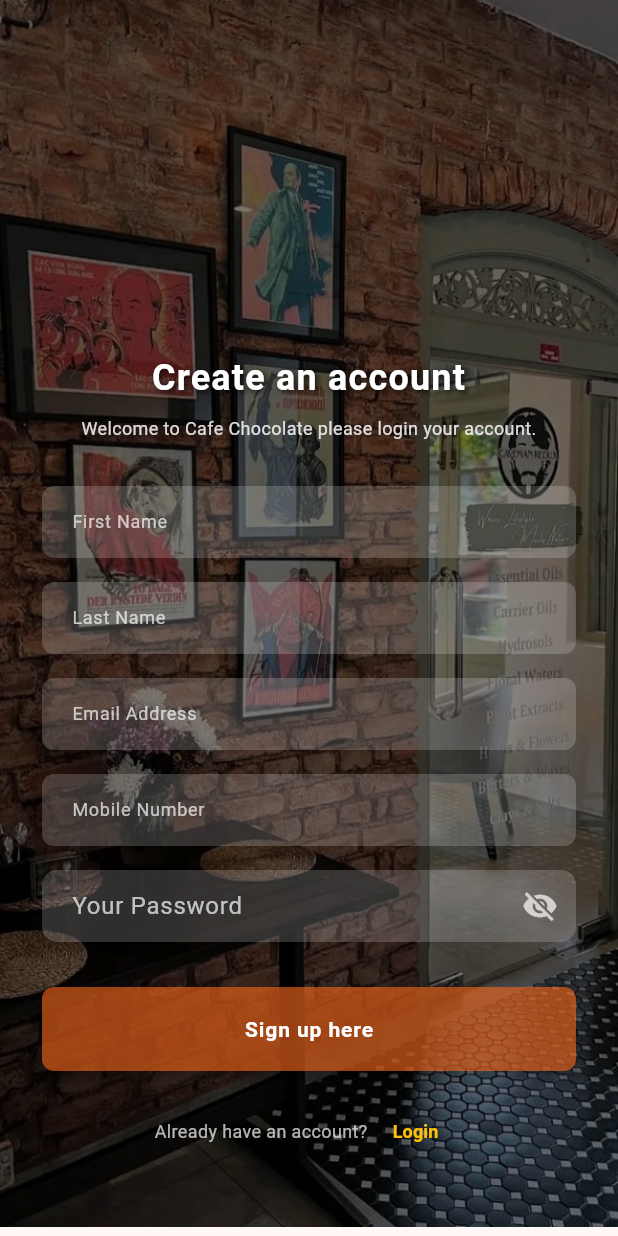
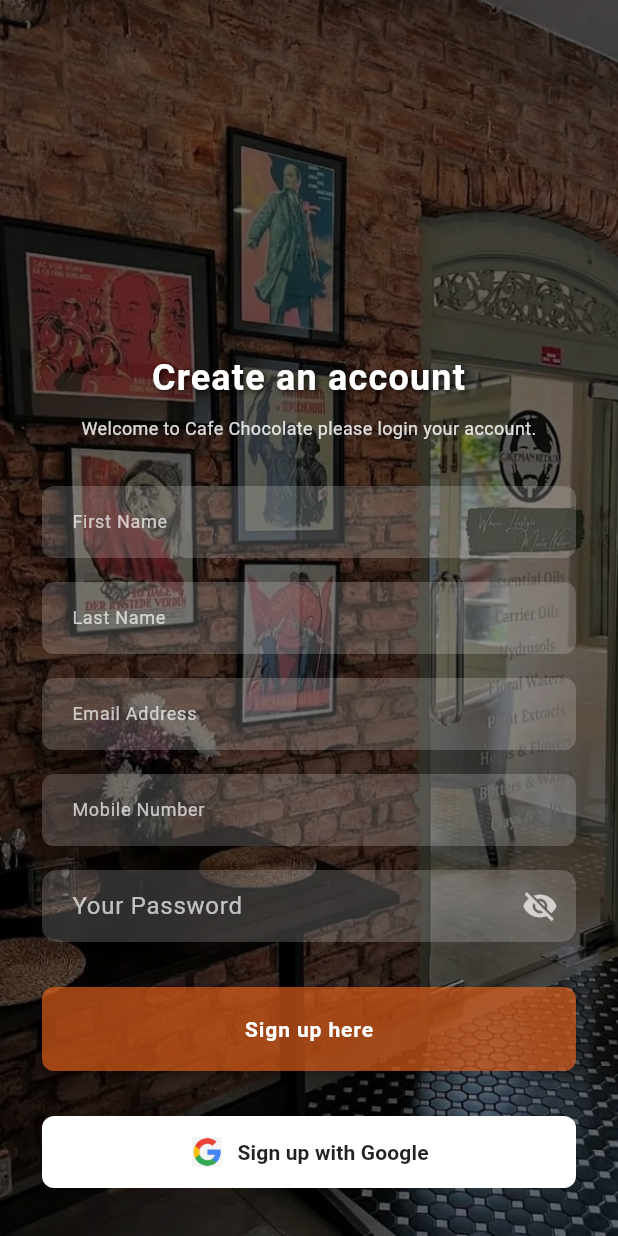
Before and after one commit to hima1222/chocolate-clicks-mobile-app, a Flutter app: the LoginScreen screen opened by its route, after a tap on "LOGIN", after a tap on "Sign up here", on a phone screen of 412 x 824 dp. Run offline on Flutter 3.47's test engine with Material 3 defaults, Android fonts, the phone set to English and light mode, and no system bars; our stand-ins replace google_sign_in, shared_preferences; accounts and stored records are empty.

Commit message:
Add Google sign-in (backend verification + Flutter login/register buttons)

```diff
--- a/frontend/lib/screens/login_screen.dart
+++ b/frontend/lib/screens/login_screen.dart
@@ -35,6 +35,34 @@
         emailOrUsername: _usernameController.text.trim(),
         password: _passwordController.text,
       );
+      if (!mounted) return;
+      if (resp.success) {
+        Navigator.pushReplacementNamed(context, '/welcome_profile');
+      } else {
+        ScaffoldMessenger.of(
+          context,
+        ).showSnackBar(SnackBar(content: Text(resp.message)));
+      }
+    } catch (e) {
+      if (!mounted) return;
+      ScaffoldMessenger.of(context).showSnackBar(
+        SnackBar(
+          content: Text(
+            e is AuthException
+                ? e.message
+                : 'Unable to complete the request. Please try again.',
+          ),
+        ),
+      );
+    } finally {
+      if (mounted) setState(() => _loading = false);
+    }
+  }
+
+  Future<void> _googleSignIn() async {
+    setState(() => _loading = true);
+    try {
+      final resp = await _auth.loginWithGoogle();
       if (!mounted) return;
       if (resp.success) {
         Navigator.pushReplacementNamed(context, '/welcome_profile');
@@ -221,7 +249,7 @@
                               Navigator.push(
                                 context,
                                 MaterialPageRoute(
-                                  builder: (_) => const ForgotPasswordScreen()
+                                  builder: (_) => const ForgotPasswordScreen(),
                                 ),
                               );
                             },
@@ -274,6 +302,45 @@
                                   ),
                                 ),
                         ),
+
+                        const SizedBox(height: 12),
+
+                        // Google Sign-In Button
+                        OutlinedButton.icon(
+                          style: OutlinedButton.styleFrom(
+                            backgroundColor: Colors.white,
+                            foregroundColor: Colors.black87,
+                            side: BorderSide.none,
+                            padding: const EdgeInsets.symmetric(
+                              vertical: 6,
+                              horizontal: 16,
+                            ),
+                            minimumSize: const Size(0, 48),
+                            shape: RoundedRectangleBorder(
+                              borderRadius: BorderRadius.circular(8),
+                            ),
+                          ),
+                          onPressed: _loading ? null : _googleSignIn,
+                          icon: SizedBox(
+                            width: 24,
+                            height: 24,
+                            child: Padding(
+                              padding: const EdgeInsets.all(2),
+                              child: Image.asset(
+                                'assets/images/GL.png',
+                                fit: BoxFit.contain,
+                              ),
+                            ),
+                          ),
+                          label: const Text(
+                            "Continue with Google",
+                            style: TextStyle(
+                              fontSize: 14,
+                              fontWeight: FontWeight.w600,
+                              fontFamily: 'Roboto',
+                            ),
+                          ),
+                        ),
                       ],
                     ),
                   ),
--- a/frontend/lib/screens/register_screen.dart
+++ b/frontend/lib/screens/register_screen.dart
@@ -43,6 +43,36 @@
         phone: _mobileController.text.trim(),
         password: _passwordController.text,
       );
+      if (!mounted) return;
+      if (response.success) {
+        Navigator.pushReplacementNamed(context, '/welcome_profile');
+      } else {
+        ScaffoldMessenger.of(
+          context,
+        ).showSnackBar(SnackBar(content: Text(response.message)));
+      }
+    } catch (e) {
+      if (!mounted) return;
+      ScaffoldMessenger.of(context).showSnackBar(
+        SnackBar(
+          content: Text(
+            e is AuthException
+                ? e.message
+                : 'Unable to complete the request. Please try again.',
+          ),
+        ),
+      );
+    } finally {
+      if (mounted) setState(() => _loading = false);
+    }
+  }
+
+  /// Sign up (or log in) with Google. The backend creates the account
+  /// if it doesn't exist yet, so this works as sign-up and sign-in.
+  Future<void> _googleSignUp() async {
+    setState(() => _loading = true);
+    try {
+      final response = await AuthService().loginWithGoogle();
       if (!mounted) return;
       if (response.success) {
         Navigator.pushReplacementNamed(context, '/welcome_profile');
@@ -251,6 +281,44 @@
                       ),
                     ),
 
+                    const SizedBox(height: 30),
+                    // Google Sign-Up Button
+                    OutlinedButton.icon(
+                      style: OutlinedButton.styleFrom(
+                        backgroundColor: Colors.white,
+                        foregroundColor: Colors.black87,
+                        side: BorderSide.none,
+                        padding: const EdgeInsets.symmetric(
+                          vertical: 6,
+                          horizontal: 16,
+                        ),
+                        minimumSize: const Size(0, 48),
+                        shape: RoundedRectangleBorder(
+                          borderRadius: BorderRadius.circular(8),
+                        ),
+                      ),
+                      onPressed: _loading ? null : _googleSignUp,
+                      icon: SizedBox(
+                        width: 24,
+                        height: 24,
+                        child: Padding(
+                          padding: const EdgeInsets.all(2),
+                          child: Image.asset(
+                            'assets/images/GL.png',
+                            fit: BoxFit.contain,
+                          ),
+                        ),
+                      ),
+                      label: const Text(
+                        "Sign up with Google",
+                        style: TextStyle(
+                          fontSize: 14,
+                          fontWeight: FontWeight.w600,
+                          fontFamily: 'Roboto',
+                        ),
+                      ),
+                    ),
+
                     const SizedBox(height: 16),
                     Wrap(
                       alignment: WrapAlignment.center,
--- a/frontend/lib/services/api_client.dart
+++ b/frontend/lib/services/api_client.dart
@@ -1,5 +1,6 @@
 import 'package:http/http.dart' as http;
 import 'dart:convert';
+import 'package:flutter/foundation.dart';
 import 'package:chocolate_clicks/models/user_model.dart';
 import 'package:chocolate_clicks/services/storage_service.dart';
 
@@ -33,9 +34,14 @@
   factory ApiClient() => _instance;
   ApiClient._internal();
 
-  // static const String baseUrl = 'http://10.0.2.2:5000/api'; // Android emulator
-  static const String baseUrl =
-      'http://localhost:5000/api'; // Web/iOS simulator
+static String get baseUrl {
+  if (kIsWeb) return 'http://localhost:5000/api'; // browser
+  if (defaultTargetPlatform == TargetPlatform.android) {
+  return 'http://10.0.2.2:5000/api'; // Android emulator
+  }
+  return 'http://localhost:5000/api'; // iOS simulator / desktop
+}
+
   static const Duration timeout = Duration(seconds: 30);
 
   /// Generic GET request
--- a/frontend/lib/services/auth_service.dart
+++ b/frontend/lib/services/auth_service.dart
@@ -2,6 +2,8 @@
 import 'package:chocolate_clicks/services/api_client.dart';
 import 'package:chocolate_clicks/services/storage_service.dart';
 import 'package:flutter/foundation.dart';
+import 'package:google_sign_in/google_sign_in.dart';
+
 /// Service for handling authentication operations
 /// This is a complete authentication service that manages login, signup, and user sessions
 class AuthService {
@@ -16,6 +18,11 @@
     _session = SessionManager();
     _storage = StorageService();
   }
+
+  // Use the WEB client ID from Google Cloud (not the Android one)
+  static const String _googleWebClientId =
+      '86612520610-58lvicvbj3o954p46egc7cgpm97ku4t1.apps.googleusercontent.com';
+  static bool _googleReady = false;
 
   late SessionManager _session;
   late StorageService _storage;
@@ -79,6 +86,78 @@
             ? e.message
             : 'Unable to sign in. Check your connection and try again.',
         code: 'LOGIN_FAILED',
+      );
+    }
+  }
+
+  /// Sign in (or sign up) with a Google account
+  /// Gets an ID token from Google, sends it to the backend, and stores
+  /// the backend's own JWT the same way a normal login does
+  Future<AuthResponse> loginWithGoogle() async {
+    try {
+      if (!_googleReady) {
+        await GoogleSignIn.instance.initialize(
+          serverClientId: _googleWebClientId,
+        );
+        _googleReady = true;
+      }
+
+      final account = await GoogleSignIn.instance.authenticate();
+      final idToken = account.authentication.idToken;
+      if (idToken == null) {
+        throw AuthException(
+          message: 'Google did not return an ID token',
+          code: 'GOOGLE_NO_TOKEN',
+        );
+      }
+
+      final response = await ApiClient().post(
+        '/auth/google',
+        body: {'idToken': idToken},
+      );
+
+      if (response['success'] == true) {
+        final data = response['data'];
+        final userJson = Map<String, dynamic>.from(data['user'] as Map);
+        userJson['id'] ??= userJson['_id'];
+        userJson['phone'] ??= ''; // Google accounts have no phone number
+        final user = User.fromJson(userJson);
+        final token = data['token'];
+
+        // Update session and storage
+        await _session.setSession(token: token, user: user);
+        await _storage.save('auth_token', token);
+        await _storage.save('user_id', user.id);
+
+        return AuthResponse(
+          success: true,
+          message: response['message'] ?? 'Google login successful',
+          user: user,
+          token: token,
+        );
+      } else {
+        throw AuthException(
+          message: response['message'] ?? 'Google login failed',
+          code: 'GOOGLE_FAILED',
+        );
+      }
+    } on GoogleSignInException catch (e) {
+      debugPrint(
+        'GOOGLE ERROR: code=${e.code} description=${e.description} details=${e.details}',
+      );
+      throw AuthException(
+        message: e.code == GoogleSignInExceptionCode.canceled
+            ? 'Google sign-in was cancelled'
+            : 'Google sign-in failed (${e.code.name})',
+        code: 'GOOGLE_FAILED',
+      );
+    } catch (e) {
+      if (e is AuthException) rethrow;
+      throw AuthException(
+        message: e is ApiException
+            ? e.message
+            : 'Unable to sign in with Google. Check your connection and try again.',
+        code: 'GOOGLE_FAILED',
       );
     }
   }
@@ -341,7 +420,6 @@
         );
       }
 
-      // TODO: Replace with actual API call
       await Future.delayed(const Duration(seconds: 1));
 
       return AuthResponse(
@@ -364,6 +442,15 @@
     try {
       // TODO: Call API to invalidate token on backend
       await Future.delayed(const Duration(milliseconds: 500));
+
+      // Sign out of Google too, so the next Google login shows the account picker
+      if (_googleReady) {
+        try {
+          await GoogleSignIn.instance.signOut();
+        } catch (_) {
+          // ignore: Google sign-out is best effort
+        }
+      }
 
       // Clear session and storage
       await _session.clearSession();
--- a/frontend/pubspec.yaml
+++ b/frontend/pubspec.yaml
@@ -36,6 +36,7 @@
   cupertino_icons: ^1.0.8
   http: ^1.2.1
   shared_preferences: ^2.2.3
+  google_sign_in: ^7.2.0
 
 dev_dependencies:
   flutter_test:
```
Also changed, not shown: frontend/assets/images/GL.png (added), frontend/pubspec.lock, 6 other files.
